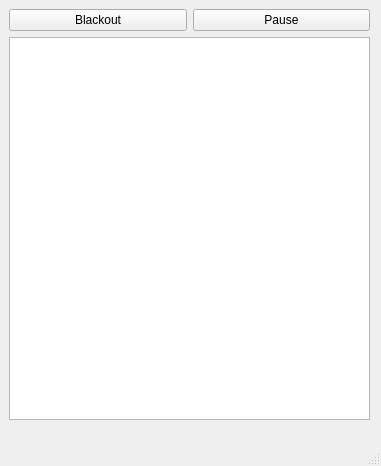
This is ui/firemix.ui in Openlights/firemix as Qt 5 draws it before an edit. The edited form follows.
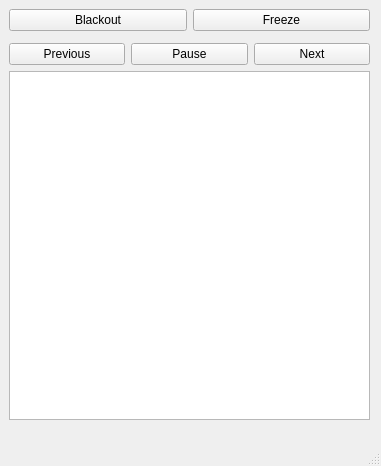
This is the edited form.

Patch:
```diff
--- a/ui/firemix.ui
+++ b/ui/firemix.ui
@@ -34,12 +34,40 @@
         </widget>
        </item>
        <item>
+        <widget class="QPushButton" name="btn_runfreeze">
+         <property name="text">
+          <string>Freeze</string>
+         </property>
+        </widget>
+       </item>
+      </layout>
+     </item>
+     <item>
+      <layout class="QHBoxLayout" name="horizontalLayout">
+       <property name="topMargin">
+        <number>6</number>
+       </property>
+       <item>
+        <widget class="QPushButton" name="btn_prev_preset">
+         <property name="text">
+          <string>Previous</string>
+         </property>
+        </widget>
+       </item>
+       <item>
         <widget class="QPushButton" name="btn_playpause">
          <property name="text">
           <string>Pause</string>
          </property>
         </widget>
        </item>
+       <item>
+        <widget class="QPushButton" name="btn_next_preset">
+         <property name="text">
+          <string>Next</string>
+         </property>
+        </widget>
+       </item>
       </layout>
      </item>
      <item>
```
